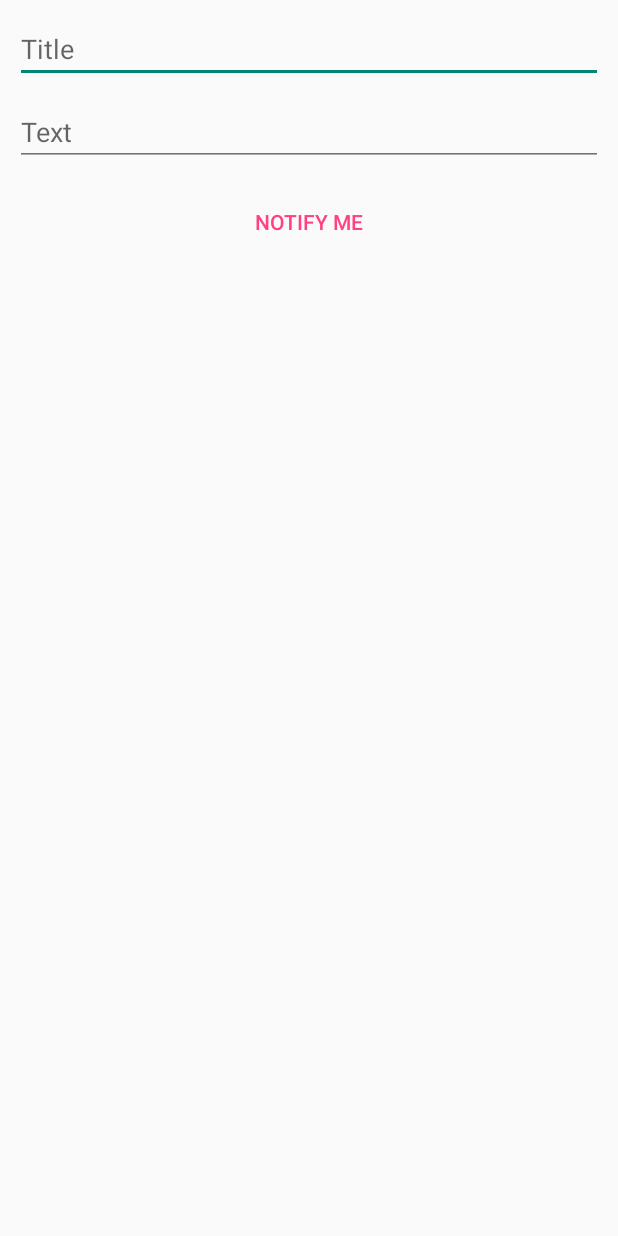
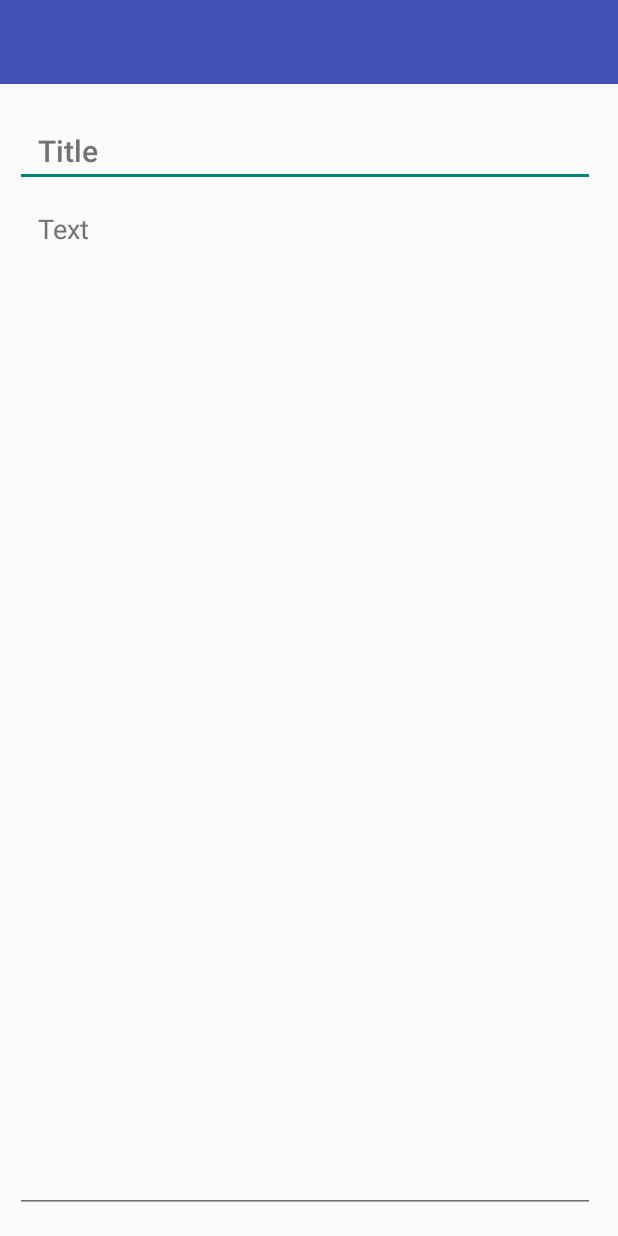
Before and after one commit to techeretic/NotifyMe, an Android app: the layout activity_notify_me.xml on its own in the app's theme, with its tools: preview values and no code run, on a phone screen of 412 x 824 dp. Run offline under Robolectric (Android 15) with nearby library versions, the phone set to English and light mode, and no system bars.

Commit message:
Fixed the Add New Notification Activity, lots of cleanup required

```diff
--- a/app/src/main/java/shetye/prathamesh/notifyme/ui/BaseActivity.java
+++ b/app/src/main/java/shetye/prathamesh/notifyme/ui/BaseActivity.java
@@ -10,7 +10,7 @@ import shetye.prathamesh.notifyme.R;
 
 public abstract class BaseActivity extends ActionBarActivity {
 
-    private Toolbar mToolbar;
+    protected Toolbar mToolbar;
 
     @Override
     protected void onCreate(Bundle savedInstanceState) {
@@ -19,7 +19,7 @@ public abstract class BaseActivity extends ActionBarActivity {
         mToolbar = (Toolbar) findViewById(R.id.my_awesome_toolbar);
         if (mToolbar != null) {
             setSupportActionBar(mToolbar);
-            //getSupportActionBar().setDisplayHomeAsUpEnabled(true);
+            getSupportActionBar().setDisplayHomeAsUpEnabled(true);
         }
     }
 
--- a/app/src/main/res/layout/activity_notification_detail.xml
+++ b/app/src/main/res/layout/activity_notification_detail.xml
@@ -43,7 +43,9 @@
             android:gravity="top|start"
             android:isScrollContainer="true"
             android:maxLines="5"
-            android:padding="20dp"
+            android:layout_marginTop="15dp"
+            android:paddingStart="10dp"
+            android:paddingEnd="10dp"
             android:ellipsize="end"
             android:textAppearance="@style/TextAppearance.AppCompat.Title" />
 
--- a/app/src/main/res/layout/activity_notify_me.xml
+++ b/app/src/main/res/layout/activity_notify_me.xml
@@ -1,38 +1,50 @@
 <RelativeLayout xmlns:android="http://schemas.android.com/apk/res/android"
-    xmlns:tools="http://schemas.android.com/tools"
-    android:layout_width="wrap_content"
-    android:layout_height="wrap_content"
-    android:padding="10dp"
-    tools:context=".NotifyMe">
+    android:layout_width="fill_parent"
+    android:layout_height="fill_parent"
+    android:transitionName="new_notif" >
+
+    <include
+        android:id="@+id/my_awesome_toolbar"
+        layout="@layout/activity_base"/>
 
     <EditText
         android:id="@+id/what_notify_title_txt"
         android:layout_width="match_parent"
         android:layout_height="wrap_content"
+        android:layout_marginStart="10dp"
+        android:layout_marginEnd="15dp"
+        android:layout_marginTop="15dp"
+        android:paddingTop="15dp"
+        android:paddingStart="15dp"
+        android:paddingEnd="15dp"
         android:gravity="top|start"
         android:isScrollContainer="true"
         android:hint="@string/title_hint"
-        android:inputType="textShortMessage|textMultiLine|textCapSentences" />
+        android:theme="@style/Base.Widget.AppCompat.EditText"
+        android:textAppearance="@style/TextAppearance.AppCompat.Title"
+        android:textColor="?android:attr/textColorPrimary"
+        android:textColorHint="?android:attr/textColorSecondary"
+        android:inputType="textShortMessage|textMultiLine|textCapSentences"
+        android:layout_below="@id/my_awesome_toolbar" />
 
     <EditText
+        android:id="@+id/what_notify_txt"
         android:layout_width="match_parent"
-        android:layout_height="wrap_content"
-        android:inputType="textShortMessage|textMultiLine|textCapSentences"
+        android:layout_height="match_parent"
+        android:layout_marginStart="10dp"
+        android:layout_marginEnd="15dp"
+        android:layout_marginBottom="15dp"
+        android:paddingTop="15dp"
+        android:paddingBottom="15dp"
+        android:paddingStart="15dp"
+        android:paddingEnd="15dp"
+        android:gravity="top|start"
         android:isScrollContainer="true"
-        android:id="@+id/what_notify_txt"
         android:hint="@string/note_hint"
-        android:layout_marginTop="10dp"
-        android:maxHeight="300dp"
-        android:layout_below="@+id/what_notify_title_txt" />
-
-    <Button
-        android:layout_width="match_parent"
-        android:layout_height="wrap_content"
-        android:text="@string/notify_btn_label"
-        android:layout_marginTop="10dp"
-        android:id="@+id/notify_me_button"
-        android:layout_alignParentStart="false"
-        android:layout_below="@+id/what_notify_txt"
-        style="?android:attr/buttonBarButtonStyle" />
+        android:theme="@style/Base.Widget.AppCompat.EditText"
+        android:textColor="?android:attr/textColorPrimary"
+        android:textColorHint="?android:attr/textColorSecondary"
+        android:inputType="textLongMessage|textMultiLine|textWebEditText|textCapSentences"
+        android:layout_below="@id/what_notify_title_txt" />
 
 </RelativeLayout>
--- a/app/src/main/res/menu/menu_notify_me.xml
+++ b/app/src/main/res/menu/menu_notify_me.xml
@@ -5,7 +5,6 @@
     <item
         android:id="@+id/notify_me"
         android:title="@string/notify_btn_label"
-        android:icon="@android:drawable/ic_menu_set_as"
         android:orderInCategory="100"
         notifyme:showAsAction="collapseActionView|always" />
 </menu>
--- a/app/src/main/res/values/strings.xml
+++ b/app/src/main/res/values/strings.xml
@@ -12,8 +12,9 @@
     <string name="ok_label">Ok</string>
     <string name="cancel_label">Cancel</string>
     <string name="notify_btn_label">Notify Me</string>
+    <string name="title_activity_notify_me">Notification Details</string>
     <string name="title_activity_notifier">Notifier</string>
-    <string name="title_activity_notification_detail">NotificationDetail</string>
+    <string name="title_activity_notification_detail">New Notification</string>
     <string name="title_hint">Title</string>
     <string name="note_hint">Text</string>
     <string name="title_activity_notifications">Notifications</string>
--- a/app/src/main/res/values/styles.xml
+++ b/app/src/main/res/values/styles.xml
@@ -49,6 +49,21 @@
         <item name="android:textColorPrimary">@color/primary_text</item>
         <item name="android:textColorSecondary">@color/secondary_text</item>
         <item name="android:divider">@color/divider</item>
+        <item name="android:datePickerDialogTheme">@color/divider</item>
+        <item name="android:colorFocusedHighlight">@color/accent</item>
+    </style>
+    <style name="PickerDialogTheme" parent="Theme.AppCompat.Light.DialogWhenLarge">
+        <!-- Main theme colors -->
+        <!--   your app branding color for the app bar -->
+        <!--   darker variant for the status bar and contextual app bars -->
+        <!--   theme UI controls like checkboxes and text fields -->
+        <item name="android:colorPrimaryDark">@color/primary_dark</item>
+        <item name="android:colorPrimary">@color/primary_dark</item>
+        <item name="android:colorAccent">@color/accent</item>
+        <item name="android:textColorPrimary">@color/primary_text</item>
+        <item name="android:textColorSecondary">@color/secondary_text</item>
+        <item name="android:divider">@color/divider</item>
+        <item name="android:datePickerDialogTheme">@color/divider</item>
         <item name="android:colorFocusedHighlight">@color/accent</item>
     </style>
 </resources>
```
Also changed, not shown: app/src/main/AndroidManifest.xml (+4 -3 lines), app/src/main/java/shetye/prathamesh/notifyme/NotificationDetail.java (+62 -2 lines), app/src/main/java/shetye/prathamesh/notifyme/Notifications.java (+34 -2 lines), app/src/main/java/shetye/prathamesh/notifyme/Utilities.java (+5 -3 lines), app/src/main/res/layout/activity_notifications.xml (+7 -4 lines).
